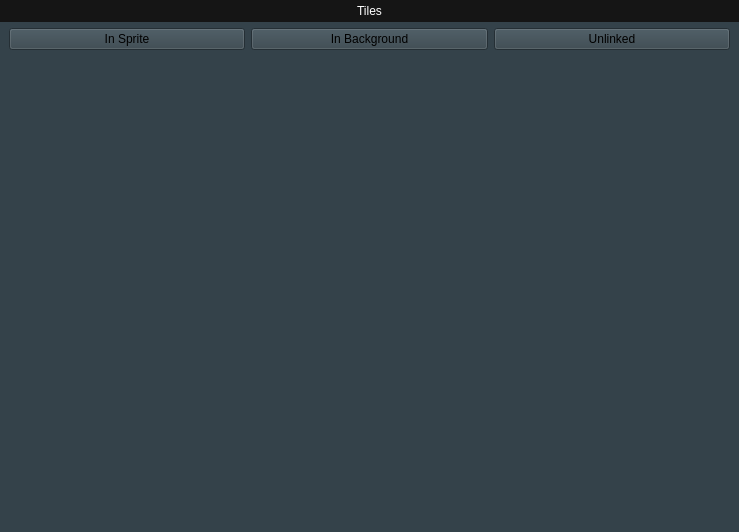
Before: the Qt Designer form TilesetEditor/fragmenttiles.ui in diegofps/tileset_editor, drawn with Qt 5.
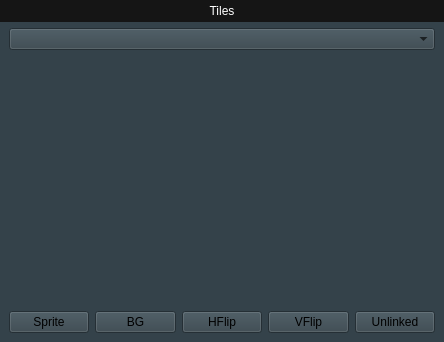
After: the same form once the commit is applied.

Commit message: Adding clusters; Adding three-state buttons

What changed in the file:
```diff
--- a/TilesetEditor/fragmenttiles.ui
+++ b/TilesetEditor/fragmenttiles.ui
@@ -6,8 +6,8 @@
    <rect>
     <x>0</x>
     <y>0</y>
-    <width>739</width>
-    <height>532</height>
+    <width>444</width>
+    <height>342</height>
    </rect>
   </property>
   <property name="sizePolicy">
@@ -65,9 +65,6 @@
       <number>0</number>
      </property>
      <layout class="QVBoxLayout" name="verticalLayout_2">
-      <property name="spacing">
-       <number>6</number>
-      </property>
       <property name="leftMargin">
        <number>0</number>
       </property>
@@ -113,12 +110,38 @@
         <property name="rightMargin">
          <number>9</number>
         </property>
+        <property name="bottomMargin">
+         <number>9</number>
+        </property>
+        <item>
+         <widget class="QComboBox" name="comboBox">
+          <property name="sizePolicy">
+           <sizepolicy hsizetype="Preferred" vsizetype="Fixed">
+            <horstretch>1</horstretch>
+            <verstretch>0</verstretch>
+           </sizepolicy>
+          </property>
+         </widget>
+        </item>
+        <item>
+         <widget class="QFrame" name="listFrame">
+          <property name="sizePolicy">
+           <sizepolicy hsizetype="Preferred" vsizetype="Preferred">
+            <horstretch>0</horstretch>
+            <verstretch>1</verstretch>
+           </sizepolicy>
+          </property>
+          <property name="styleSheet">
+           <string notr="true"/>
+          </property>
+         </widget>
+        </item>
         <item>
          <layout class="QHBoxLayout" name="horizontalLayout">
           <item>
            <widget class="QPushButton" name="btSprite">
             <property name="text">
-             <string>In Sprite</string>
+             <string>Sprite</string>
             </property>
             <property name="checkable">
              <bool>false</bool>
@@ -140,7 +163,21 @@
           <item>
            <widget class="QPushButton" name="btBackground">
             <property name="text">
-             <string>In Background</string>
+             <string>BG</string>
+            </property>
+           </widget>
+          </item>
+          <item>
+           <widget class="QPushButton" name="btHFlip">
+            <property name="text">
+             <string>HFlip</string>
+            </property>
+           </widget>
+          </item>
+          <item>
+           <widget class="QPushButton" name="btVFlip">
+            <property name="text">
+             <string>VFlip</string>
             </property>
            </widget>
           </item>
@@ -159,19 +196,6 @@
           </item>
          </layout>
         </item>
-        <item>
-         <widget class="QFrame" name="listFrame">
-          <property name="sizePolicy">
-           <sizepolicy hsizetype="Preferred" vsizetype="Preferred">
-            <horstretch>0</horstretch>
-            <verstretch>1</verstretch>
-           </sizepolicy>
-          </property>
-          <property name="styleSheet">
-           <string notr="true"/>
-          </property>
-         </widget>
-        </item>
        </layout>
       </item>
      </layout>
```
Left out of the diff: 2 changed lines with no effect on the pictures. The commit also changes 27 other files.
